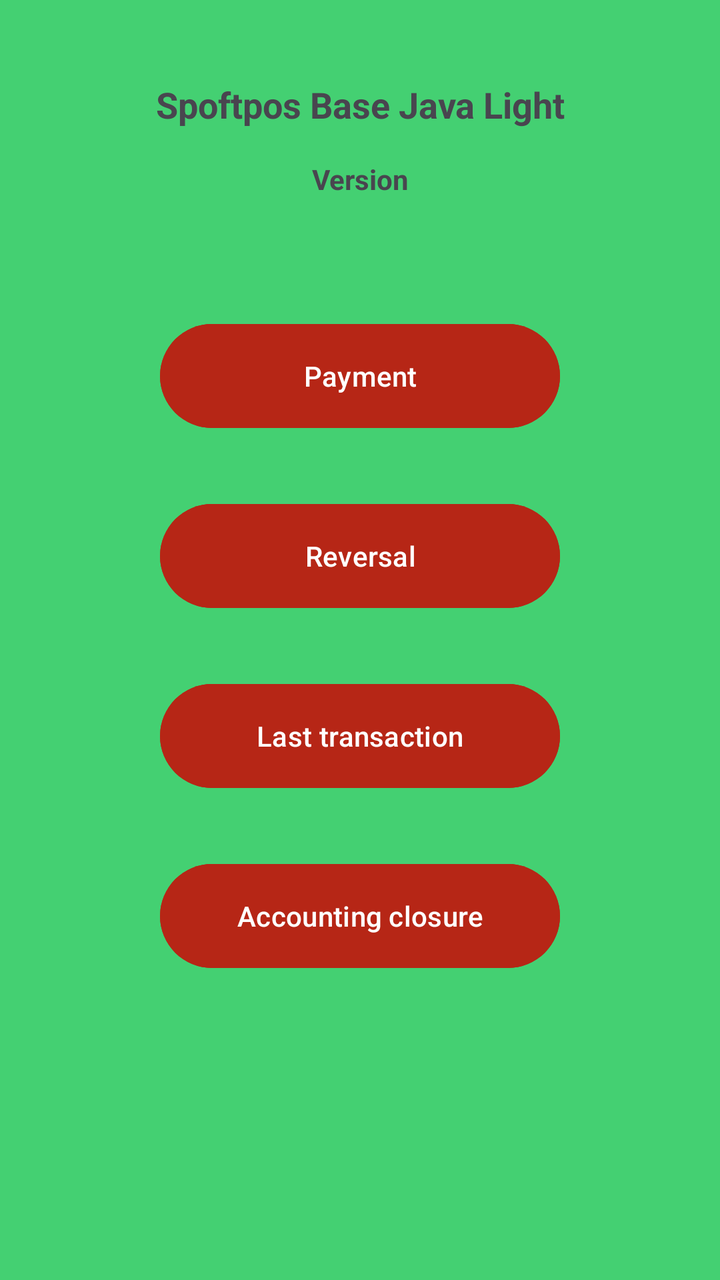
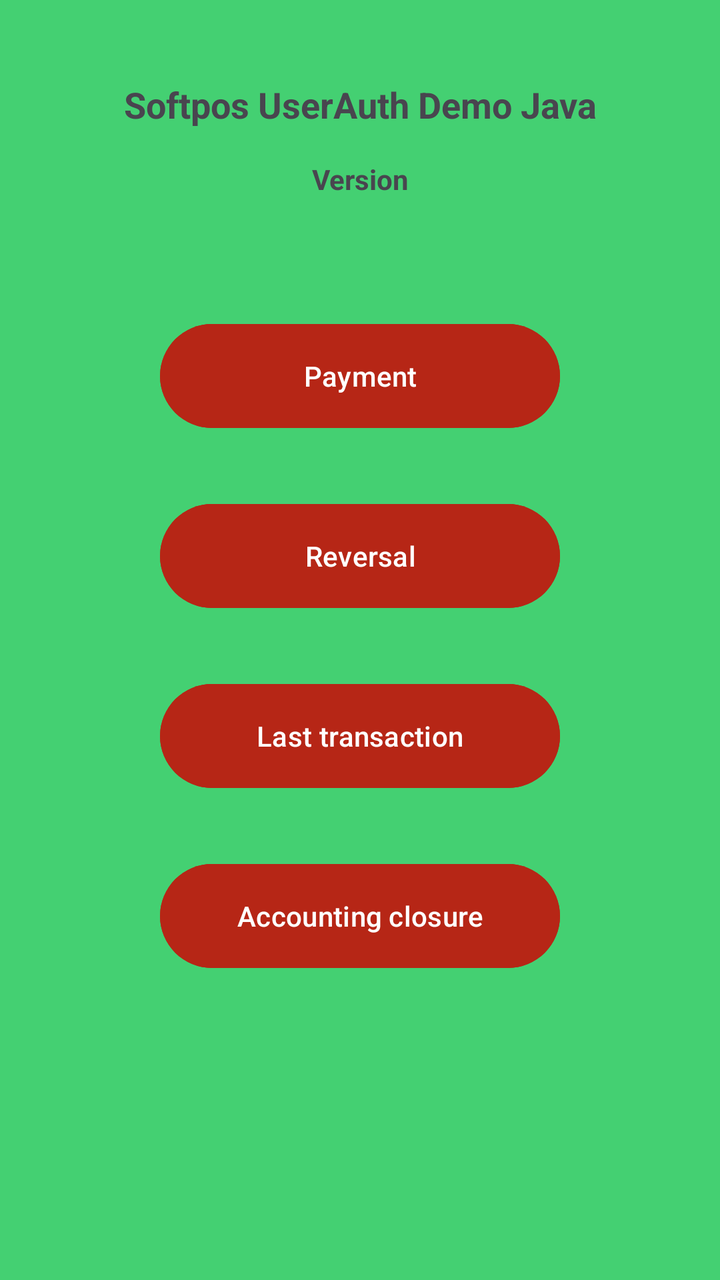

Before-and-after screenshots of an Android layout around one commit, followed by the original layout XML and the change that was made.
<!-- AndroidManifest.xml: application theme Theme.SysInttest01 -->
<!-- res/layout/activity_main.xml -->
<?xml version="1.0" encoding="utf-8"?>
<LinearLayout xmlns:android="http://schemas.android.com/apk/res/android"
    xmlns:app="http://schemas.android.com/apk/res-auto"
    xmlns:tools="http://schemas.android.com/tools"
    android:id="@+id/main"
    android:layout_width="match_parent"
    android:layout_height="match_parent"
    android:orientation="vertical"
    android:background="@color/color_background_activity"
    tools:context=".activities.MainActivity">


    <TextView
        android:id="@+id/textViewHeader"
        android:layout_width="326dp"
        android:layout_height="32dp"
        android:layout_marginTop="40dp"
        android:layout_gravity="center"
        android:text="Spoftpos Base Java Light"
        android:textAlignment="center"
        android:textAppearance="@style/TextAppearance.AppCompat.Medium"
        android:textStyle="bold" />

    <TextView
        android:id="@+id/textViewVersioneApp"
        android:layout_width="316dp"
        android:layout_height="28dp"
        android:layout_marginTop="8dp"
        android:text="Version"
        android:textAlignment="center"
        android:layout_gravity="center"
        android:textStyle="bold" />

    <ScrollView
        android:layout_width="wrap_content"
        android:layout_height="wrap_content"
        android:layout_gravity="center"
        android:layout_marginTop="10dp"
        >

        <LinearLayout
            android:layout_width="match_parent"
            android:layout_height="match_parent"
            android:orientation="vertical">

            <Button
                android:id="@+id/btnPayment"
                android:layout_width="200dp"
                android:layout_height="60dp"
                android:layout_marginTop="40dp"
                android:layout_gravity="center"
                android:backgroundTint="@color/color_background_button"
                android:text="Payment" />

            <Button
                android:id="@+id/btnReversal"
                android:layout_width="200dp"
                android:layout_height="60dp"
                android:layout_marginTop="30dp"
                android:layout_gravity="center"
                android:backgroundTint="@color/color_background_button"
                android:text="Reversal" />

            <Button
                android:id="@+id/btnLastTransaction"
                android:layout_width="200dp"
                android:layout_height="60dp"
                android:layout_marginTop="30dp"
                android:layout_gravity="center"
                android:text="Last transaction"
                android:backgroundTint="@color/color_background_button"
                />

            <Button
                android:id="@+id/btnCloseAccount"
                android:layout_width="200dp"
                android:layout_height="60dp"
                android:layout_marginTop="30dp"
                android:layout_gravity="center"
                android:text="Accounting closure"
                android:backgroundTint="@color/color_background_button"

                />


        </LinearLayout>

    </ScrollView>

</LinearLayout>
<!-- resources referenced by this layout -->
<resources>
  <color name="color_background_activity">#44D072</color>
  <color name="color_background_button">#B62616</color>
  <style name="Theme.SysInttest01" parent="Base.Theme.SysInttest01" />
  <style name="Base.Theme.SysInttest01" parent="Theme.Material3.DayNight.NoActionBar">
          
          
      </style>
</resources>

<!-- the commit's change to res/layout/activity_main.xml (unified diff, before → after) -->
@@ -16,7 +16,7 @@
         android:layout_height="32dp"
         android:layout_marginTop="40dp"
         android:layout_gravity="center"
-        android:text="Spoftpos Base Java Light"
+        android:text="Softpos UserAuth Demo Java"
         android:textAlignment="center"
         android:textAppearance="@style/TextAppearance.AppCompat.Medium"
         android:textStyle="bold" />
